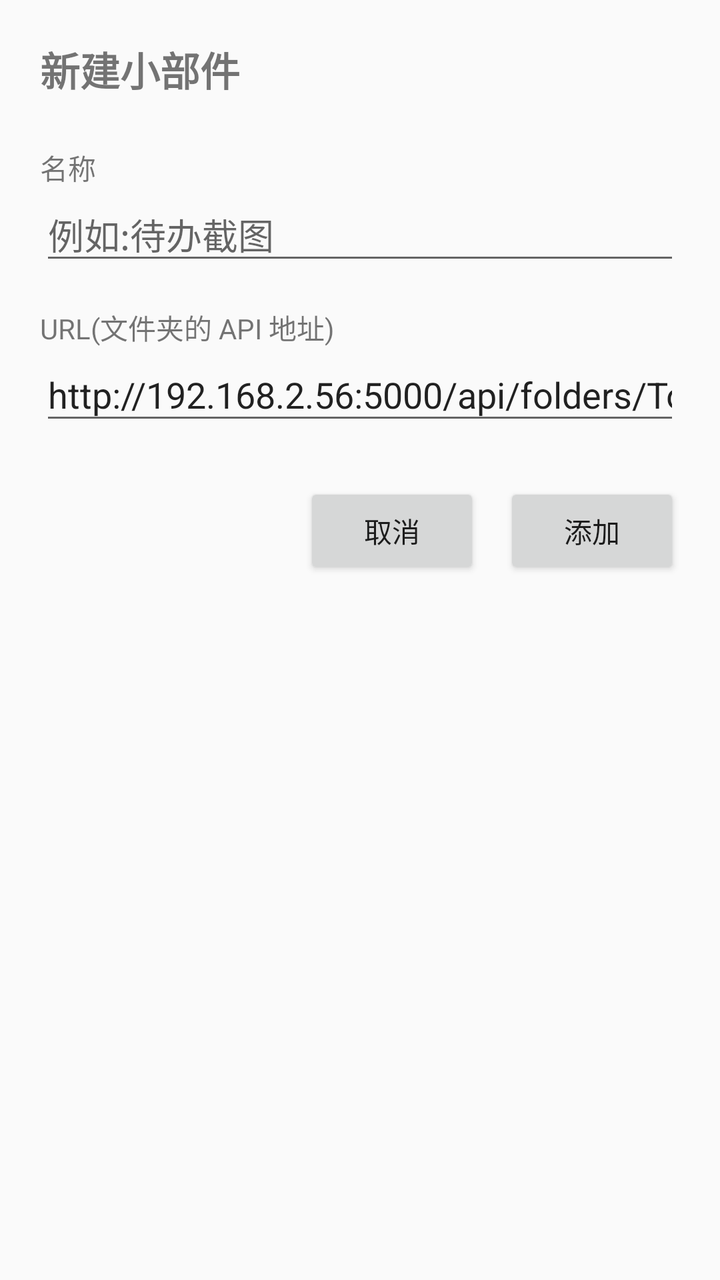
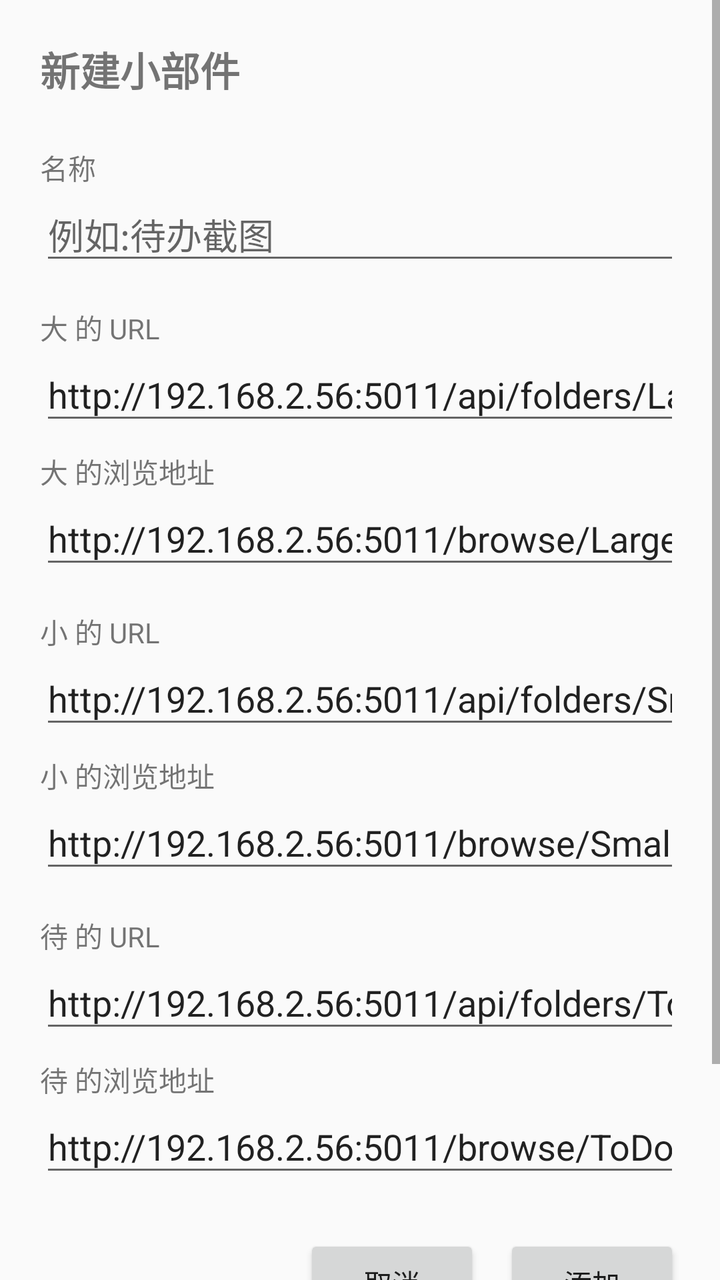

An Android layout rendered at two revisions. The XML below is the earlier revision; the diff shows what the commit changed to produce the second picture.
<!-- AndroidManifest.xml: activity theme Theme.ToRememberWidget -->
<!-- res/layout/activity_widget_configure.xml -->
<?xml version="1.0" encoding="utf-8"?>
<LinearLayout xmlns:android="http://schemas.android.com/apk/res/android"
    android:layout_width="match_parent"
    android:layout_height="match_parent"
    android:orientation="vertical"
    android:padding="20dp">

    <TextView
        android:layout_width="wrap_content"
        android:layout_height="wrap_content"
        android:text="@string/configure_title"
        android:textSize="20sp"
        android:textStyle="bold"
        android:layout_marginBottom="16dp" />

    <TextView
        android:layout_width="wrap_content"
        android:layout_height="wrap_content"
        android:text="@string/label_name"
        android:layout_marginTop="8dp" />

    <EditText
        android:id="@+id/edit_name"
        android:layout_width="match_parent"
        android:layout_height="wrap_content"
        android:hint="@string/hint_name"
        android:inputType="text" />

    <TextView
        android:layout_width="wrap_content"
        android:layout_height="wrap_content"
        android:text="@string/label_url"
        android:layout_marginTop="16dp" />

    <EditText
        android:id="@+id/edit_url"
        android:layout_width="match_parent"
        android:layout_height="wrap_content"
        android:hint="@string/hint_url"
        android:text="@string/example_url"
        android:inputType="textUri" />

    <LinearLayout
        android:layout_width="match_parent"
        android:layout_height="wrap_content"
        android:orientation="horizontal"
        android:gravity="end"
        android:layout_marginTop="24dp">

        <Button
            android:id="@+id/btn_cancel"
            android:layout_width="wrap_content"
            android:layout_height="wrap_content"
            android:text="@string/btn_cancel" />

        <Button
            android:id="@+id/btn_add"
            android:layout_width="wrap_content"
            android:layout_height="wrap_content"
            android:layout_marginStart="12dp"
            android:text="@string/btn_add" />

    </LinearLayout>

</LinearLayout>
<!-- resources referenced by this layout -->
<resources>
  <string name="btn_add">添加</string>
  <string name="btn_cancel">取消</string>
  <string name="configure_title">新建小部件</string>
  <string name="example_url">http://192.168.2.56:5000/api/folders/ToDo/count</string>
  <string name="hint_name">例如:待办截图</string>
  <string name="hint_url">服务端某个文件夹的 API 地址</string>
  <string name="label_name">名称</string>
  <string name="label_url">URL(文件夹的 API 地址)</string>
  <style name="Theme.ToRememberWidget" parent="Theme.AppCompat.DayNight.NoActionBar">
          <item name="colorPrimary">#4285F4</item>
          <item name="colorPrimaryDark">#3367D6</item>
          <item name="colorAccent">#4285F4</item>
      </style>
</resources>

<!-- the commit's change to res/layout/activity_widget_configure.xml (unified diff, before → after) -->
@@ -1,65 +1,178 @@
 <?xml version="1.0" encoding="utf-8"?>
-<LinearLayout xmlns:android="http://schemas.android.com/apk/res/android"
+<ScrollView xmlns:android="http://schemas.android.com/apk/res/android"
     android:layout_width="match_parent"
-    android:layout_height="match_parent"
-    android:orientation="vertical"
-    android:padding="20dp">
-
-    <TextView
-        android:layout_width="wrap_content"
-        android:layout_height="wrap_content"
-        android:text="@string/configure_title"
-        android:textSize="20sp"
-        android:textStyle="bold"
-        android:layout_marginBottom="16dp" />
-
-    <TextView
-        android:layout_width="wrap_content"
-        android:layout_height="wrap_content"
-        android:text="@string/label_name"
-        android:layout_marginTop="8dp" />
-
-    <EditText
-        android:id="@+id/edit_name"
-        android:layout_width="match_parent"
-        android:layout_height="wrap_content"
-        android:hint="@string/hint_name"
-        android:inputType="text" />
-
-    <TextView
-        android:layout_width="wrap_content"
-        android:layout_height="wrap_content"
-        android:text="@string/label_url"
-        android:layout_marginTop="16dp" />
-
-    <EditText
-        android:id="@+id/edit_url"
-        android:layout_width="match_parent"
-        android:layout_height="wrap_content"
-        android:hint="@string/hint_url"
-        android:text="@string/example_url"
-        android:inputType="textUri" />
+    android:layout_height="match_parent">
 
     <LinearLayout
         android:layout_width="match_parent"
         android:layout_height="wrap_content"
-        android:orientation="horizontal"
-        android:gravity="end"
-        android:layout_marginTop="24dp">
+        android:orientation="vertical"
+        android:padding="20dp">
 
-        <Button
-            android:id="@+id/btn_cancel"
+        <TextView
+            android:id="@+id/title_text"
             android:layout_width="wrap_content"
             android:layout_height="wrap_content"
-            android:text="@string/btn_cancel" />
+            android:text="@string/configure_title"
+            android:textSize="20sp"
+            android:textStyle="bold"
+            android:layout_marginBottom="16dp" />
 
-        <Button
-            android:id="@+id/btn_add"
+        <TextView
             android:layout_width="wrap_content"
             android:layout_height="wrap_content"
-            android:layout_marginStart="12dp"
-            android:text="@string/btn_add" />
+            android:text="@string/label_name"
+            android:layout_marginTop="8dp" />
+
+        <EditText
+            android:id="@+id/edit_name"
+            android:layout_width="match_parent"
+            android:layout_height="wrap_content"
+            android:hint="@string/hint_name"
+            android:inputType="text" />
+
+        <TextView
+            android:layout_width="wrap_content"
+            android:layout_height="wrap_content"
+            android:text="@string/label_url_big"
+            android:layout_marginTop="16dp" />
+
+        <EditText
+            android:id="@+id/edit_url_big"
+            android:layout_width="match_parent"
+            android:layout_height="wrap_content"
+            android:hint="@string/hint_url"
+            android:text="@string/example_url_big"
+            android:inputType="textUri" />
+
+        <TextView
+            android:layout_width="wrap_content"
+            android:layout_height="wrap_content"
+            android:text="@string/label_browse_big"
+            android:layout_marginTop="8dp" />
+
+        <EditText
+            android:id="@+id/edit_browse_big"
+            android:layout_width="match_parent"
+            android:layout_height="wrap_content"
+            android:hint="@string/hint_browse"
+            android:text="@string/example_browse_big"
+            android:inputType="textUri" />
+
+        <TextView
+            android:layout_width="wrap_content"
+            android:layout_height="wrap_content"
+            android:text="@string/label_url_small"
+            android:layout_marginTop="16dp" />
+
+        <EditText
+            android:id="@+id/edit_url_small"
+            android:layout_width="match_parent"
+            android:layout_height="wrap_content"
+            android:hint="@string/hint_url"
+            android:text="@string/example_url_small"
+            android:inputType="textUri" />
+
+        <TextView
+            android:layout_width="wrap_content"
+            android:layout_height="wrap_content"
+            android:text="@string/label_browse_small"
+            android:layout_marginTop="8dp" />
+
+        <EditText
+            android:id="@+id/edit_browse_small"
+            android:layout_width="match_parent"
+            android:layout_height="wrap_content"
+            android:hint="@string/hint_browse"
+            android:text="@string/example_browse_small"
+            android:inputType="textUri" />
+
+        <TextView
+            android:layout_width="wrap_content"
+            android:layout_height="wrap_content"
+            android:text="@string/label_url_todo"
+            android:layout_marginTop="16dp" />
+
+        <EditText
+            android:id="@+id/edit_url_todo"
+            android:layout_width="match_parent"
+            android:layout_height="wrap_content"
+            android:hint="@string/hint_url"
+            android:text="@string/example_url_todo"
+            android:inputType="textUri" />
+
+        <TextView
+            android:layout_width="wrap_content"
+            android:layout_height="wrap_content"
+            android:text="@string/label_browse_todo"
+            android:layout_marginTop="8dp" />
+
+        <EditText
+            android:id="@+id/edit_browse_todo"
+            android:layout_width="match_parent"
+            android:layout_height="wrap_content"
+            android:hint="@string/hint_browse"
+            android:text="@string/example_browse_todo"
+            android:inputType="textUri" />
+
+        <LinearLayout
+            android:layout_width="match_parent"
+            android:layout_height="wrap_content"
+            android:orientation="horizontal"
+            android:gravity="end"
+            android:layout_marginTop="24dp">
+
+            <Button
+                android:id="@+id/btn_cancel"
+                android:layout_width="wrap_content"
+                android:layout_height="wrap_content"
+                android:text="@string/btn_cancel" />
+
+            <Button
+                android:id="@+id/btn_add"
+                android:layout_width="wrap_content"
+                android:layout_height="wrap_content"
+                android:layout_marginStart="12dp"
+                android:text="@string/btn_add" />
+
+        </LinearLayout>
+
+        <TextView
+            android:layout_width="wrap_content"
+            android:layout_height="wrap_content"
+            android:text="@string/label_browse_section"
+            android:layout_marginTop="24dp" />
+
+        <RadioGroup
+            android:id="@+id/browse_radio_group"
+            android:layout_width="match_parent"
+            android:layout_height="wrap_content"
+            android:orientation="horizontal"
+            android:gravity="center"
+            android:layout_marginTop="8dp">
+
+            <RadioButton
+                android:id="@+id/radio_browse_big"
+                android:layout_width="wrap_content"
+                android:layout_height="wrap_content"
+                android:layout_marginEnd="24dp"
+                android:text="@string/row_label_big" />
+
+            <RadioButton
+                android:id="@+id/radio_browse_small"
+                android:layout_width="wrap_content"
+                android:layout_height="wrap_content"
+                android:layout_marginEnd="24dp"
+                android:text="@string/row_label_small" />
+
+            <RadioButton
+                android:id="@+id/radio_browse_todo"
+                android:layout_width="wrap_content"
+                android:layout_height="wrap_content"
+                android:text="@string/row_label_todo" />
+
+        </RadioGroup>
 
     </LinearLayout>
 
-</LinearLayout>
+</ScrollView>
<!-- resource entries referenced after the edit -->
@@ -3,11 +3,26 @@
   <string name="btn_add">添加</string>
   <string name="btn_cancel">取消</string>
   <string name="configure_title">新建小部件</string>
-  <string name="example_url">http://192.168.2.56:5000/api/folders/ToDo/count</string>
+  <string name="example_browse_big">http://192.168.2.56:5011/browse/Large_To_Remember</string>
+  <string name="example_browse_small">http://192.168.2.56:5011/browse/Small_To_Remember</string>
+  <string name="example_browse_todo">http://192.168.2.56:5011/browse/ToDo</string>
+  <string name="example_url_big">http://192.168.2.56:5011/api/folders/Large_To_Remember/count</string>
+  <string name="example_url_small">http://192.168.2.56:5011/api/folders/Small_To_Remember/count</string>
+  <string name="example_url_todo">http://192.168.2.56:5011/api/folders/ToDo/count</string>
+  <string name="hint_browse">文件夹的网页浏览地址(可选)</string>
   <string name="hint_name">例如:待办截图</string>
-  <string name="hint_url">服务端某个文件夹的 API 地址</string>
+  <string name="hint_url">服务端某个文件夹的 API 地址,留空则不显示这一行</string>
+  <string name="label_browse_big">大 的浏览地址</string>
+  <string name="label_browse_section">点击下方按钮,打开对应文件夹的浏览页面</string>
+  <string name="label_browse_small">小 的浏览地址</string>
+  <string name="label_browse_todo">待 的浏览地址</string>
   <string name="label_name">名称</string>
-  <string name="label_url">URL(文件夹的 API 地址)</string>
+  <string name="label_url_big">大 的 URL</string>
+  <string name="label_url_small">小 的 URL</string>
+  <string name="label_url_todo">待 的 URL</string>
+  <string name="row_label_big">大</string>
+  <string name="row_label_small">小</string>
+  <string name="row_label_todo">待</string>
   <style name="Theme.ToRememberWidget" parent="Theme.AppCompat.DayNight.NoActionBar">
           <item name="colorPrimary">#4285F4</item>
           <item name="colorPrimaryDark">#3367D6</item>
